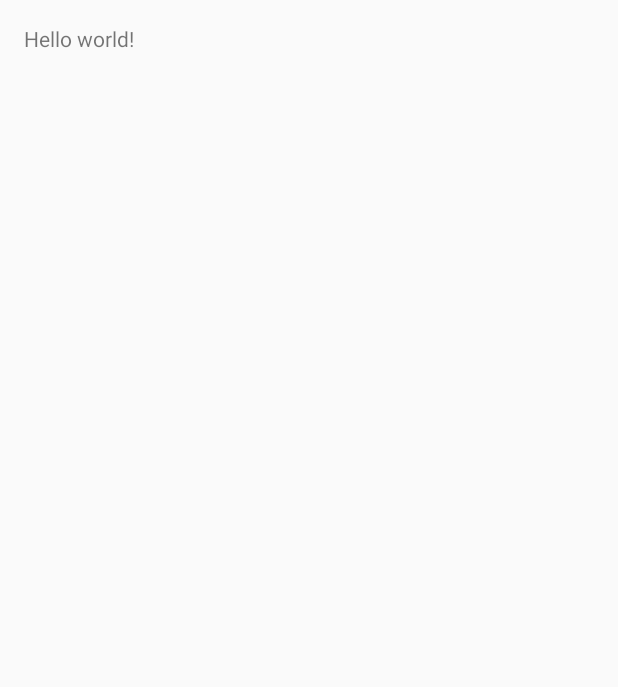
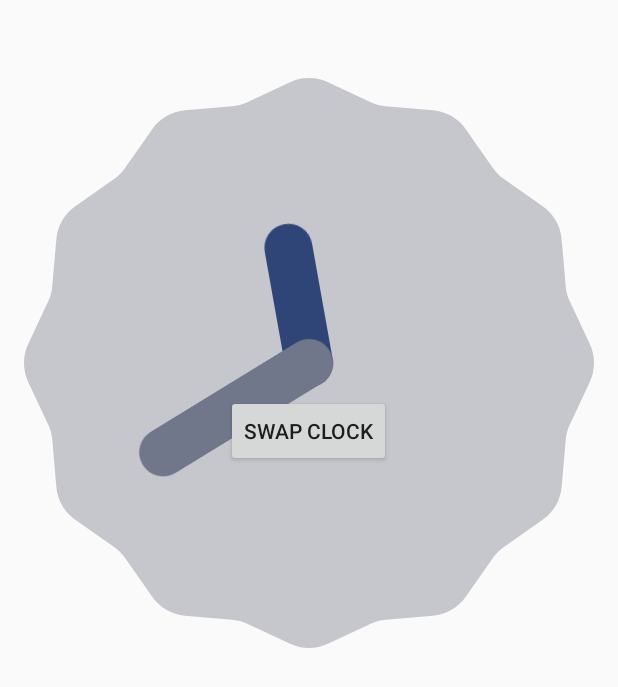
Before and after one commit to owuor91/android-confidence2, an Android app: the Second screen opened directly, with no data from a screen before it, on a phone screen of 412 x 824 dp. Before the commit the part shown is almost empty. Shown: the top 687 px of the screen. Run offline under Robolectric (Android 15) with nearby library versions, the phone set to English and light mode, and no system bars.

Commit message:
Added clocks layout

```diff
--- a/app/src/main/res/layout/activity_second.xml
+++ b/app/src/main/res/layout/activity_second.xml
@@ -6,7 +6,28 @@
     android:paddingBottom="@dimen/activity_vertical_margin"
     tools:context="com.example.teeshirt.radio.Second">
 
-    <TextView android:text="@string/hello_world" android:layout_width="wrap_content"
-        android:layout_height="wrap_content" />
 
-</RelativeLayout>
+     <DigitalClock
+         android:layout_width="wrap_content"
+         android:layout_height="wrap_content"
+         android:id="@+id/digitalClock"
+         android:layout_marginTop="206dp"
+         android:layout_alignParentTop="true"
+         android:layout_centerHorizontal="true" />
+
+     <AnalogClock
+         android:layout_width="wrap_content"
+         android:layout_height="wrap_content"
+         android:id="@+id/analogClock"
+         android:layout_alignParentTop="true"
+         android:layout_centerHorizontal="true"
+         android:layout_marginTop="36dp" />
+
+     <Button
+         android:layout_width="wrap_content"
+         android:layout_height="wrap_content"
+         android:layout_below="@+id/digitalClock"
+         android:layout_centerHorizontal="true"
+         android:text="Swap CLOCK"
+         android:layout_marginTop="22dp"/>
+ </RelativeLayout>
```
